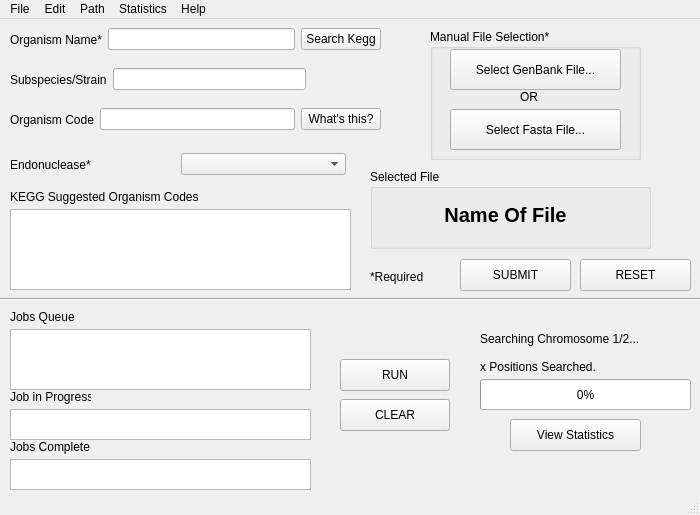
Old version of the form NewGenome.ui in the repository TrinhLab/CASPERapp.
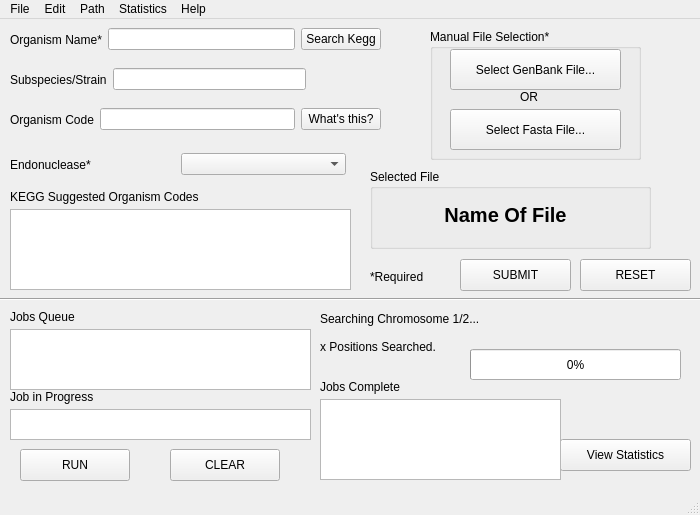
New version of the form.

Commit message: Changes to NewGenome and Global Settings

```diff
--- a/NewGenome.ui
+++ b/NewGenome.ui
@@ -17,8 +17,8 @@
    <widget class="QProgressBar" name="progressBar">
     <property name="geometry">
      <rect>
-      <x>480</x>
-      <y>360</y>
+      <x>470</x>
+      <y>330</y>
       <width>211</width>
       <height>31</height>
      </rect>
@@ -165,8 +165,8 @@
    <widget class="QPushButton" name="clearButton">
     <property name="geometry">
      <rect>
-      <x>340</x>
-      <y>380</y>
+      <x>170</x>
+      <y>430</y>
       <width>110</width>
       <height>32</height>
      </rect>
@@ -178,8 +178,8 @@
    <widget class="QPushButton" name="runButton">
     <property name="geometry">
      <rect>
-      <x>340</x>
-      <y>340</y>
+      <x>20</x>
+      <y>430</y>
       <width>110</width>
       <height>32</height>
      </rect>
@@ -191,8 +191,8 @@
    <widget class="QLabel" name="label_1">
     <property name="geometry">
      <rect>
-      <x>480</x>
-      <y>310</y>
+      <x>320</x>
+      <y>290</y>
       <width>201</width>
       <height>20</height>
      </rect>
@@ -204,8 +204,8 @@
    <widget class="QLabel" name="label_2">
     <property name="geometry">
      <rect>
-      <x>480</x>
-      <y>340</y>
+      <x>320</x>
+      <y>320</y>
       <width>201</width>
       <height>16</height>
      </rect>
@@ -217,8 +217,8 @@
    <widget class="QPushButton" name="viewStatButton">
     <property name="geometry">
      <rect>
-      <x>510</x>
-      <y>400</y>
+      <x>560</x>
+      <y>420</y>
       <width>131</width>
       <height>32</height>
      </rect>
@@ -401,7 +401,7 @@
      <rect>
       <x>10</x>
       <y>370</y>
-      <width>81</width>
+      <width>111</width>
       <height>16</height>
      </rect>
     </property>
@@ -412,9 +412,9 @@
    <widget class="QLabel" name="Jobscomplete">
     <property name="geometry">
      <rect>
-      <x>10</x>
-      <y>420</y>
-      <width>81</width>
+      <x>320</x>
+      <y>360</y>
+      <width>111</width>
       <height>16</height>
      </rect>
     </property>
@@ -425,10 +425,10 @@
    <widget class="QTextBrowser" name="CompletedJobs">
     <property name="geometry">
      <rect>
-      <x>10</x>
-      <y>440</y>
-      <width>301</width>
-      <height>31</height>
+      <x>320</x>
+      <y>380</y>
+      <width>241</width>
+      <height>81</height>
      </rect>
     </property>
    </widget>
```
Left out of the diff: 6 changed lines with no effect on the pictures. The commit also changes 4 other files.
